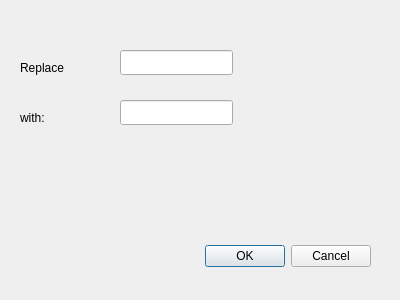
Qt form Dialogs/expressionclonedialog.ui (RauchendeKanonen/QwtControl) before a commit.
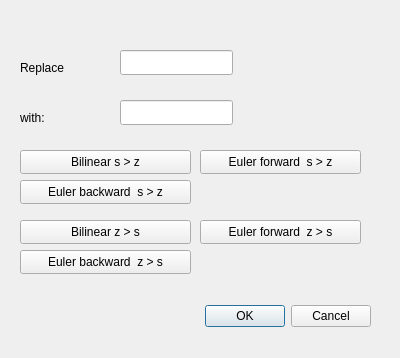
The same form after that commit.

```diff
--- a/Dialogs/expressionclonedialog.ui
+++ b/Dialogs/expressionclonedialog.ui
@@ -7,7 +7,7 @@
     <x>0</x>
     <y>0</y>
     <width>400</width>
-    <height>300</height>
+    <height>358</height>
    </rect>
   </property>
   <property name="windowTitle">
@@ -17,7 +17,7 @@
    <property name="geometry">
     <rect>
      <x>30</x>
-     <y>240</y>
+     <y>300</y>
      <width>341</width>
      <height>32</height>
     </rect>
@@ -75,6 +75,84 @@
     <string>with:</string>
    </property>
   </widget>
+  <widget class="QPushButton" name="BilinearPushButton">
+   <property name="geometry">
+    <rect>
+     <x>20</x>
+     <y>150</y>
+     <width>171</width>
+     <height>24</height>
+    </rect>
+   </property>
+   <property name="text">
+    <string>Bilinear s &gt; z</string>
+   </property>
+  </widget>
+  <widget class="QPushButton" name="EulerBwPushButton">
+   <property name="geometry">
+    <rect>
+     <x>20</x>
+     <y>180</y>
+     <width>171</width>
+     <height>24</height>
+    </rect>
+   </property>
+   <property name="text">
+    <string>Euler backward  s &gt; z</string>
+   </property>
+  </widget>
+  <widget class="QPushButton" name="EulerFwPushButton">
+   <property name="geometry">
+    <rect>
+     <x>200</x>
+     <y>150</y>
+     <width>161</width>
+     <height>24</height>
+    </rect>
+   </property>
+   <property name="text">
+    <string>Euler forward  s &gt; z</string>
+   </property>
+  </widget>
+  <widget class="QPushButton" name="BilinearPushButtonToS">
+   <property name="geometry">
+    <rect>
+     <x>20</x>
+     <y>220</y>
+     <width>171</width>
+     <height>24</height>
+    </rect>
+   </property>
+   <property name="text">
+    <string>Bilinear z &gt; s</string>
+   </property>
+  </widget>
+  <widget class="QPushButton" name="EulerBwPushButtonToS">
+   <property name="geometry">
+    <rect>
+     <x>20</x>
+     <y>250</y>
+     <width>171</width>
+     <height>24</height>
+    </rect>
+   </property>
+   <property name="text">
+    <string>Euler backward  z &gt; s</string>
+   </property>
+  </widget>
+  <widget class="QPushButton" name="EulerFwPushButtonToS">
+   <property name="geometry">
+    <rect>
+     <x>200</x>
+     <y>220</y>
+     <width>161</width>
+     <height>24</height>
+    </rect>
+   </property>
+   <property name="text">
+    <string>Euler forward  z &gt; s</string>
+   </property>
+  </widget>
  </widget>
  <resources/>
  <connections>
```
